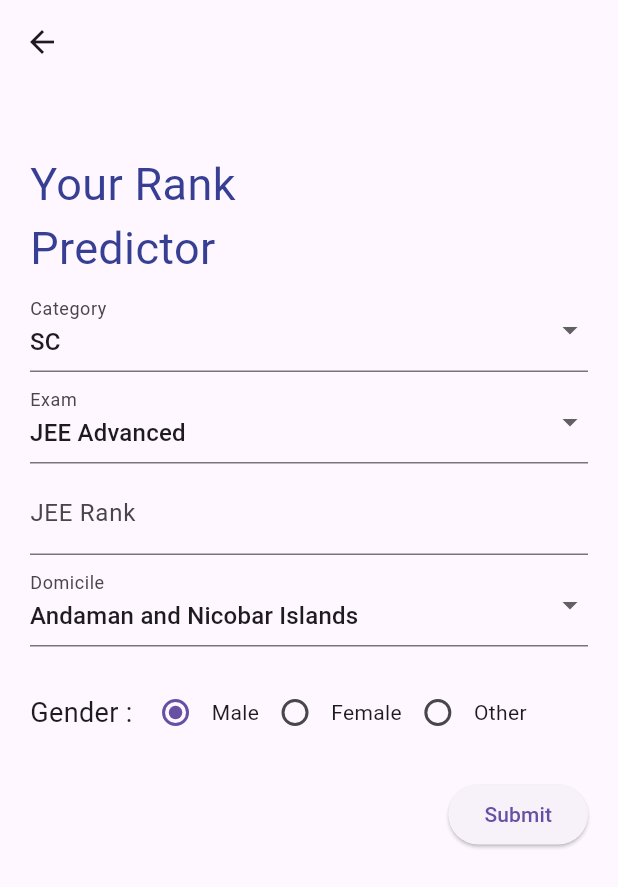
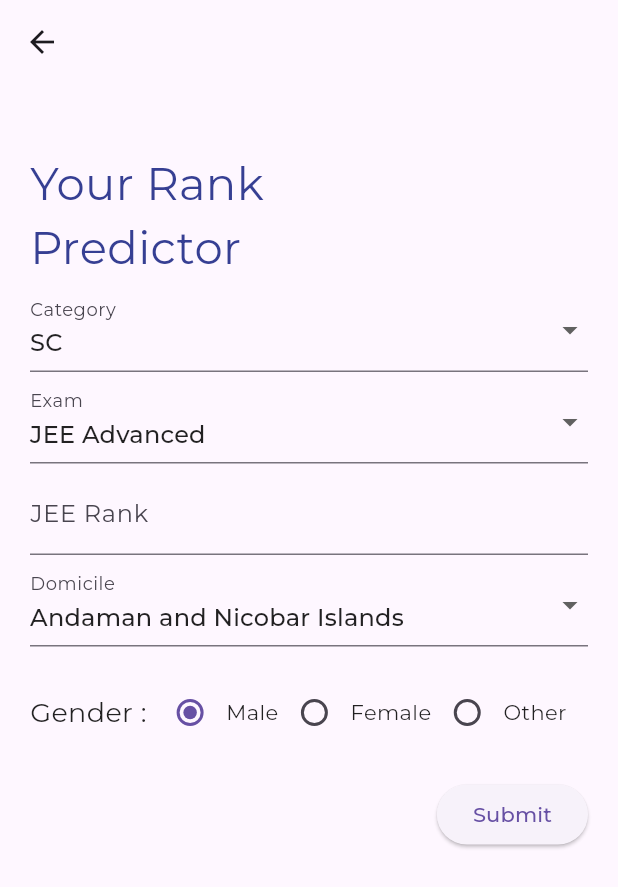
Before and after one commit to tstrohittiwari/Predictor, a Flutter app: the screen it shows after launch, after a tap on "College Predictor", on a phone screen of 412 x 824 dp. Shown: the top 887 px of the screen. Run offline on Flutter 3.47's test engine with Material 2 defaults, Android fonts, the phone set to English and light mode, and no system bars; our stand-ins replace google_fonts.

Commit message:
add font

```diff
--- a/lib/main.dart
+++ b/lib/main.dart
@@ -1,11 +1,17 @@
 import 'package:flutter/material.dart';
+import 'package:google_fonts/google_fonts.dart';
 import 'package:predictor/homePage.dart';
 
-void main(){
-  runApp(MaterialApp(
-    theme: ThemeData(useMaterial3: true),
-    title: 'Predictor',
-    home: HomePage(),
-  ),
+
+void main() {
+  runApp(
+
+    MaterialApp(
+      theme: ThemeData(
+        textTheme: GoogleFonts.montserratTextTheme(),
+        useMaterial3: true,
+        ),title: 'Predictor',
+      home: HomePage(),
+      ),
   );
 }
--- a/pubspec.yaml
+++ b/pubspec.yaml
@@ -36,6 +36,7 @@
   # Use with the CupertinoIcons class for iOS style icons.
   cupertino_icons: ^1.0.2
   flutter_form_builder: ^9.1.1
+  google_fonts: ^6.1.0
 
 dev_dependencies:
   flutter_test:
```
Also changed, not shown: pubspec.lock, 1 other file.
